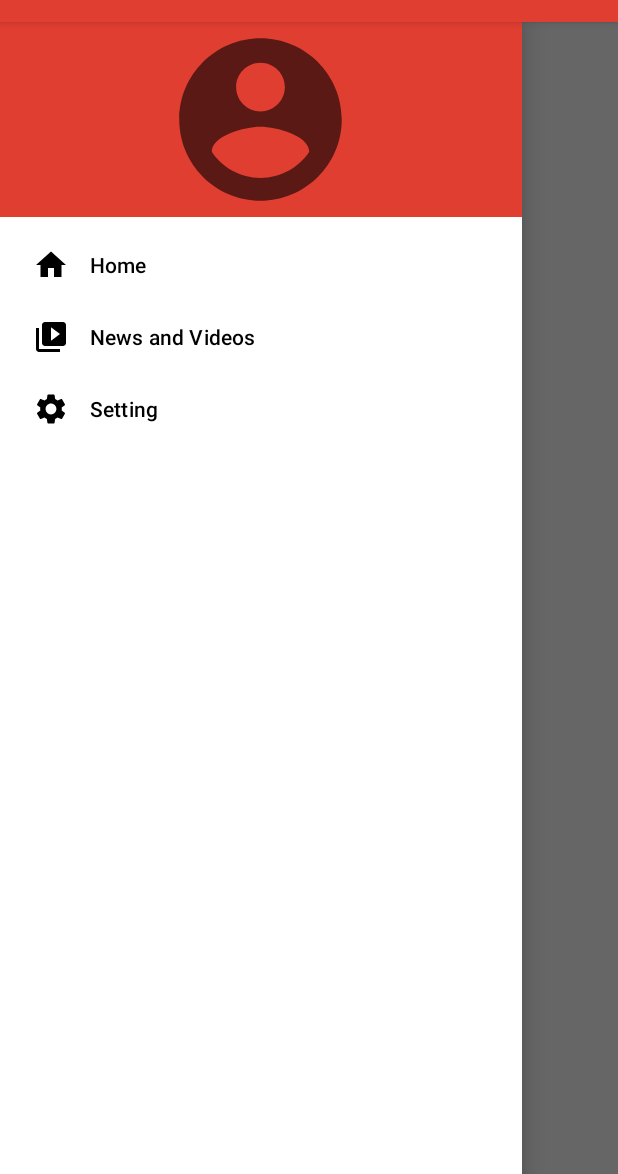
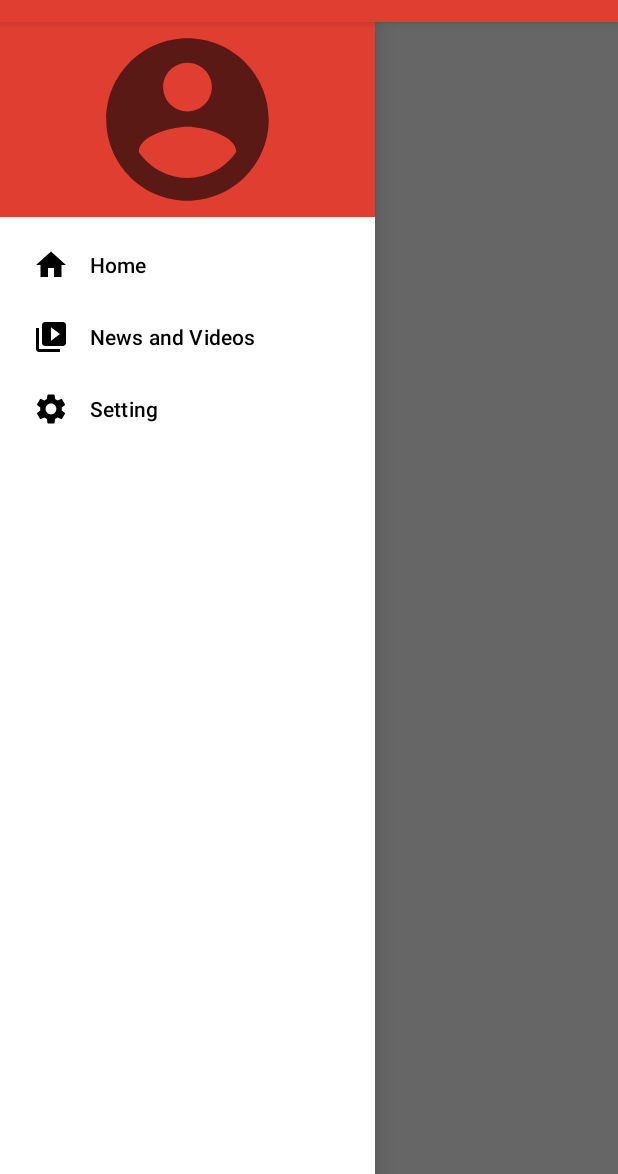
Before and after one commit to ardsb/criclova-android-app, an Android app: the HomepageActivity screen opened directly, with no data from a screen before it, with the side drawer open, on a phone screen of 412 x 824 dp, the part 62-1236 px from its top. Run offline under Robolectric (Android 15) with nearby library versions, the phone set to English and light mode, and no system bars.

```diff
--- a/app/src/main/res/layout/activity_homepage.xml
+++ b/app/src/main/res/layout/activity_homepage.xml
@@ -21,7 +21,7 @@
 </RelativeLayout>
 
     <com.google.android.material.navigation.NavigationView
-        android:layout_width="match_parent"
+        android:layout_width="250dp"
         android:layout_height="match_parent"
         android:id="@+id/nav_view"
         android:layout_gravity="start"
--- a/app/src/main/res/layout/activity_main.xml
+++ b/app/src/main/res/layout/activity_main.xml
@@ -112,7 +112,6 @@
                 android:layout_width="250dp"
                 android:layout_height="50dp"
                 android:layout_gravity="center"
-                android:background="?attr/colorSecondary"
                 android:text="login"
                 />
 
@@ -130,10 +129,10 @@
                 android:layout_width="250dp"
                 android:layout_height="50dp"
                 android:layout_gravity="center"
-                android:background="?attr/colorSecondary"
                 android:layout_marginTop="40dp"
+                android:layout_marginBottom="30dp"
                 android:text="Continue as guest"
-                />
+                 />
 
 
         </LinearLayout>
--- a/app/src/main/res/layout/navigation_header.xml
+++ b/app/src/main/res/layout/navigation_header.xml
@@ -2,7 +2,7 @@
 <LinearLayout xmlns:android="http://schemas.android.com/apk/res/android"
     xmlns:app="http://schemas.android.com/apk/res-auto"
     android:orientation="vertical"
-    android:layout_width="match_parent"
+    android:layout_width="250dp"
     android:layout_height="wrap_content"
     android:layout_gravity=""
     android:background="?colorPrimary"
```
